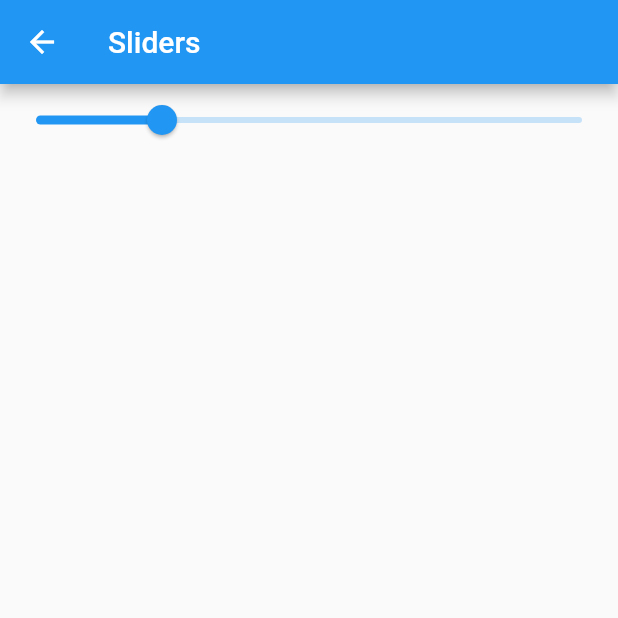
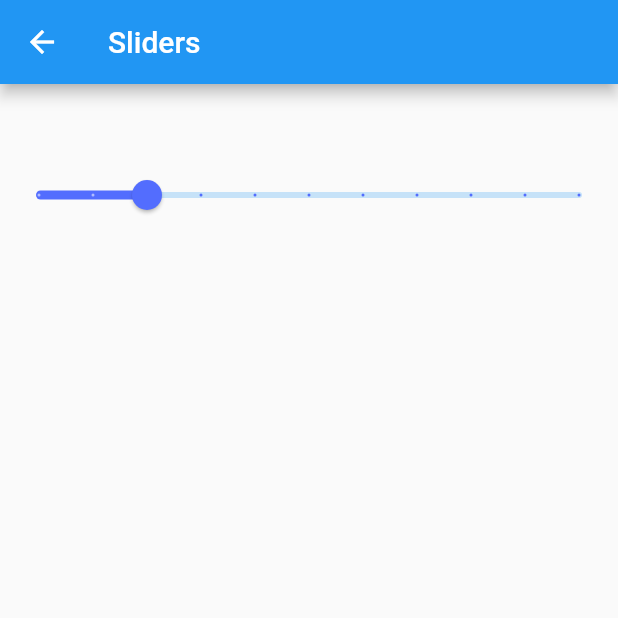
Before and after one commit to iglez/flutter_curso_componentes, a Flutter app: the SliderPage screen opened by its route, on a phone screen of 412 x 824 dp, the top half of it. Run offline on Flutter 3.47's test engine with Material 2 defaults, Android fonts, the phone set to English and light mode, and no system bars.

Commit message:
personalizando slider

```diff
--- a/componentes/lib/src/pages/slider_page.dart
+++ b/componentes/lib/src/pages/slider_page.dart
@@ -17,6 +17,7 @@ class _SliderPageState extends State<SliderPage> {
         title: Text('Sliders'),
       ),
       body: Container(
+        padding: EdgeInsets.only(top: 50.0),
         child: Column(children: [
           _crearSlider(),
         ]),
@@ -26,6 +27,9 @@ class _SliderPageState extends State<SliderPage> {
 
   Widget _crearSlider() {
     return Slider(
+      activeColor: Colors.indigoAccent,
+      label: 'Tamano de la imagen',
+      divisions: 10,
       min: 10.0,
       max: 400.0,
       value: _valorSlider,
```
